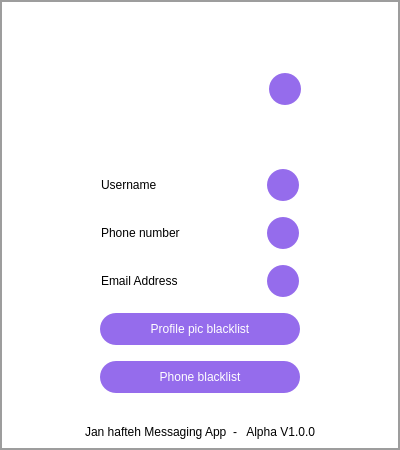
Before: the Qt Designer form Client/settingsdialog.ui in AP-projects-4001/jan-hafte, drawn with Qt 5.
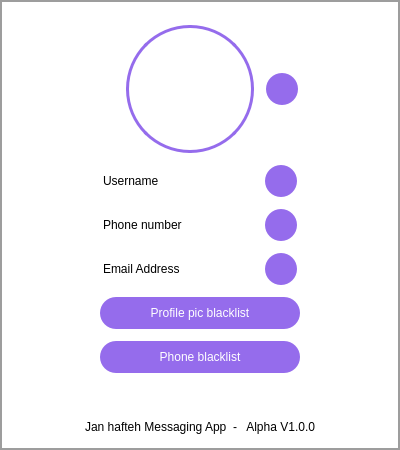
After: the same form once the commit is applied. Icons and pictures are not drawn.

What changed in the file:
```diff
--- a/Client/settingsdialog.ui
+++ b/Client/settingsdialog.ui
@@ -62,7 +62,7 @@
   </property>
   <layout class="QVBoxLayout" name="verticalLayout">
    <property name="spacing">
-    <number>16</number>
+    <number>12</number>
    </property>
    <property name="topMargin">
     <number>25</number>
@@ -115,6 +115,12 @@
          <height>128</height>
         </size>
        </property>
+       <property name="styleSheet">
+        <string notr="true">QLabel {
+border-radius: 64px;
+	border: 3px solid #956cec;
+}</string>
+       </property>
        <property name="pixmap">
         <pixmap resource="Resources.qrc">:/Graphics/Graphics/keanu.jpg</pixmap>
        </property>
@@ -513,6 +519,12 @@
    </item>
    <item>
     <widget class="QLabel" name="label">
+     <property name="minimumSize">
+      <size>
+       <width>0</width>
+       <height>25</height>
+      </size>
+     </property>
      <property name="styleSheet">
       <string notr="true">font: 400 10pt;</string>
      </property>
```
